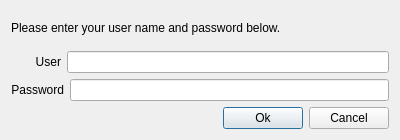
Before: the Qt Designer form GetCredentials.ui in generaliinformatik/getcredentials, drawn with Qt 5.
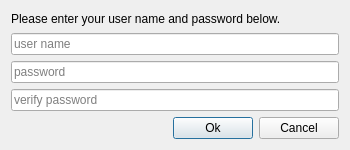
After: the same form once the commit is applied.

Commit message:
Add password verification
Remove short options.

Replace labels with hints in lineedit.

What changed in the file:
```diff
--- a/GetCredentials.ui
+++ b/GetCredentials.ui
@@ -2,9 +2,17 @@
 <ui version="4.0">
  <class>GetCredentials</class>
  <widget class="QDialog" name="GetCredentials">
+  <property name="geometry">
+   <rect>
+    <x>0</x>
+    <y>0</y>
+    <width>350</width>
+    <height>150</height>
+   </rect>
+  </property>
   <property name="minimumSize">
    <size>
-    <width>400</width>
+    <width>350</width>
     <height>140</height>
    </size>
   </property>
@@ -22,48 +30,37 @@
    <item>
     <layout class="QHBoxLayout" name="hblUser">
      <item>
-      <widget class="QLabel" name="lblUser">
-       <property name="minimumSize">
-        <size>
-         <width>50</width>
-         <height>0</height>
-        </size>
-       </property>
-       <property name="text">
-        <string>User</string>
-       </property>
-       <property name="alignment">
-        <set>Qt::AlignRight|Qt::AlignTrailing|Qt::AlignVCenter</set>
+      <widget class="QLineEdit" name="leUser">
+       <property name="placeholderText">
+        <string>user name</string>
        </property>
       </widget>
      </item>
-     <item>
-      <widget class="QLineEdit" name="leUser"/>
-     </item>
     </layout>
    </item>
    <item>
     <layout class="QHBoxLayout" name="hblPassword">
-     <item>
-      <widget class="QLabel" name="lblPassword">
-       <property name="minimumSize">
-        <size>
-         <width>50</width>
-         <height>0</height>
-        </size>
-       </property>
-       <property name="text">
-        <string>Password</string>
-       </property>
-       <property name="alignment">
-        <set>Qt::AlignRight|Qt::AlignTrailing|Qt::AlignVCenter</set>
-       </property>
-      </widget>
-     </item>
      <item>
       <widget class="QLineEdit" name="lePassword">
        <property name="echoMode">
         <enum>QLineEdit::Password</enum>
+       </property>
+       <property name="placeholderText">
+        <string>password</string>
+       </property>
+      </widget>
+     </item>
+    </layout>
+   </item>
+   <item>
+    <layout class="QHBoxLayout" name="hblPassword2">
+     <item>
+      <widget class="QLineEdit" name="lePassword2">
+       <property name="echoMode">
+        <enum>QLineEdit::Password</enum>
+       </property>
+       <property name="placeholderText">
+        <string>verify password</string>
        </property>
       </widget>
      </item>
```
The commit also changes 2 other files.
